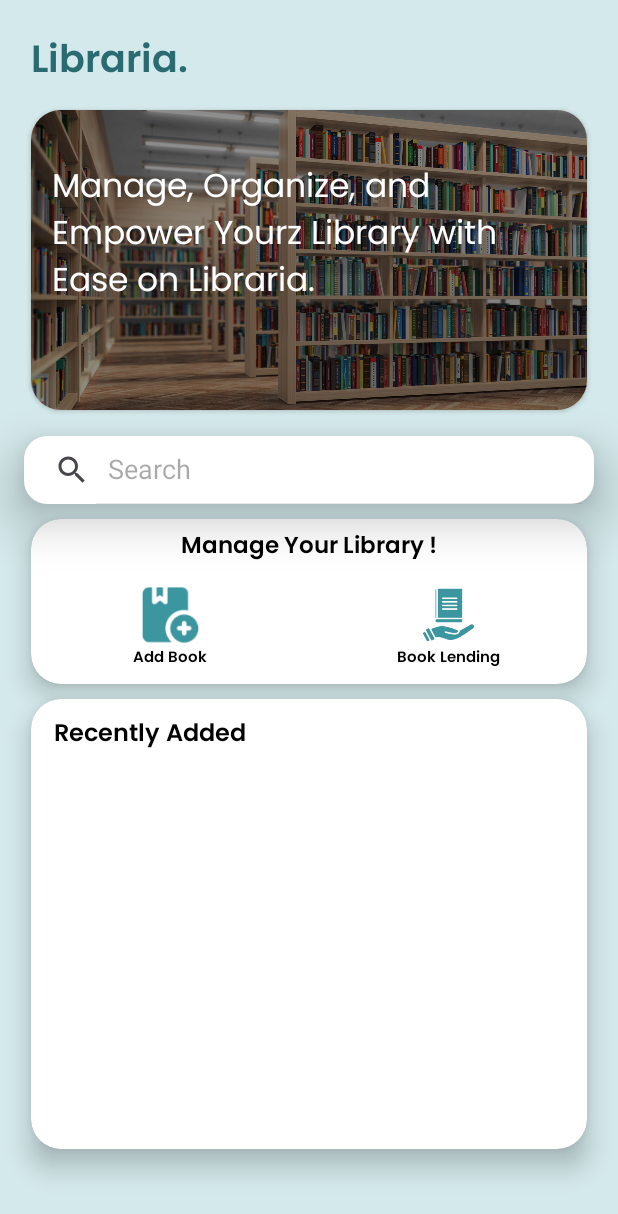
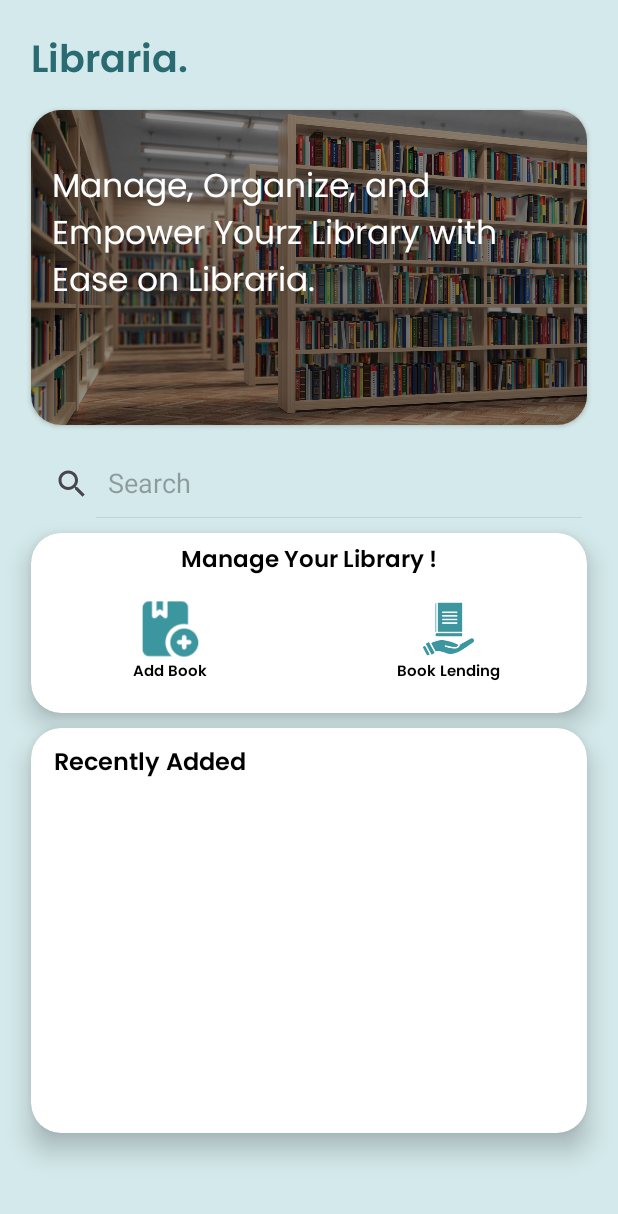
Before and after one commit to ilhamsuryap/perpusMobile, an Android app: the screen it shows after launch (HomeActivity), on a phone screen of 412 x 824 dp. Shown: the top 1214 px of the screen. Run offline under Robolectric (Android 15) with nearby library versions, the phone set to English and light mode, and no system bars; our stand-ins replace Room's generated code.

Commit message:
memperbarui home

```diff
--- a/app/src/main/res/layout/activity_home.xml
+++ b/app/src/main/res/layout/activity_home.xml
@@ -43,26 +43,11 @@
         app:layout_constraintStart_toEndOf="@id/guideKiri"
         app:layout_constraintTop_toTopOf="parent" />
 
-    <androidx.appcompat.widget.SearchView
-        android:id="@+id/searchView"
-        android:layout_width="match_parent"
-        android:layout_height="45dp"
-        android:layout_marginHorizontal="16dp"
-        android:textColor="@color/black"
-        app:queryHint="Search"
-        app:iconifiedByDefault="false"
-        app:layout_constraintBottom_toBottomOf="parent"
-        app:layout_constraintHorizontal_bias="0.0"
-        app:layout_constraintTop_toBottomOf="@+id/cardImage"
-        app:layout_constraintVertical_bias="0.034"
-        tools:ignore="HardcodedText"
-        android:background="@drawable/kotak_putih"
-        android:translationZ="20dp"/>
 
     <androidx.cardview.widget.CardView
         android:id="@+id/cardImage"
         android:layout_width="0dp"
-        android:layout_height="200dp"
+        android:layout_height="210dp"
         android:layout_marginTop="10dp"
         app:cardCornerRadius="20dp"
         app:layout_constraintEnd_toStartOf="@id/guideKanan"
@@ -96,10 +81,24 @@
 
     </androidx.cardview.widget.CardView>
 
+    <androidx.appcompat.widget.SearchView
+        android:id="@+id/searchView"
+        android:layout_width="match_parent"
+        android:layout_height="45dp"
+        android:layout_marginHorizontal="16dp"
+        android:textColor="@color/black"
+        app:queryHint="Search"
+        app:iconifiedByDefault="false"
+        app:layout_constraintBottom_toBottomOf="parent"
+        app:layout_constraintHorizontal_bias="0.0"
+        app:layout_constraintTop_toBottomOf="@+id/cardImage"
+        app:layout_constraintVertical_bias="0.034"
+        tools:ignore="HardcodedText" />
+
     <androidx.cardview.widget.CardView
         android:id="@+id/cardLibrary"
         android:layout_width="0dp"
-        android:layout_height="110dp"
+        android:layout_height="120dp"
         android:layout_marginTop="10dp"
         app:cardCornerRadius="20dp"
         app:cardElevation="10dp"
@@ -147,14 +146,14 @@
         android:id="@+id/addbook"
         android:layout_width="wrap_content"
         android:layout_height="wrap_content"
+        android:fontFamily="@font/poppinssemibold"
         android:text="Add Book"
-        android:fontFamily="@font/poppinssemibold"
         android:textColor="@color/black"
         android:textSize="10dp"
+        android:translationZ="10dp"
         app:layout_constraintEnd_toStartOf="@id/guideCenter"
         app:layout_constraintStart_toStartOf="@id/cardLibrary"
-        app:layout_constraintTop_toBottomOf="@id/icon_addbook"
-        android:translationZ="10dp"/>
+        app:layout_constraintTop_toBottomOf="@+id/icon_addbook" />
 
     <TextView
         android:id="@+id/borrowbook"
@@ -172,7 +171,7 @@
     <androidx.cardview.widget.CardView
         android:id="@+id/cardlist"
         android:layout_width="0dp"
-        android:layout_height="300dp"
+        android:layout_height="270dp"
         android:layout_marginTop="10dp"
         app:cardCornerRadius="20dp"
         app:cardElevation="10dp"
@@ -194,13 +193,14 @@
             android:layout_marginTop="10dp"
             android:layout_marginStart="15dp" />
 
+
+
         <androidx.recyclerview.widget.RecyclerView
             android:id="@+id/recyclerViewHome"
             android:layout_width="match_parent"
             android:layout_height="match_parent"
-            android:orientation="horizontal"
-            android:layout_marginStart="5dp"
-            android:layout_marginTop="50dp"
+            android:layout_marginTop="40dp"
+            app:layoutManager="androidx.recyclerview.widget.GridLayoutManager"
             tools:listitem="@layout/cardhome" />
 
     </androidx.cardview.widget.CardView>
```
Also changed, not shown: app/src/main/AndroidManifest.xml (+2 -6 lines), app/src/main/res/drawable/border.xml (added, +16 -0 lines), app/src/main/res/layout/cardhome.xml (+5 -4 lines).
